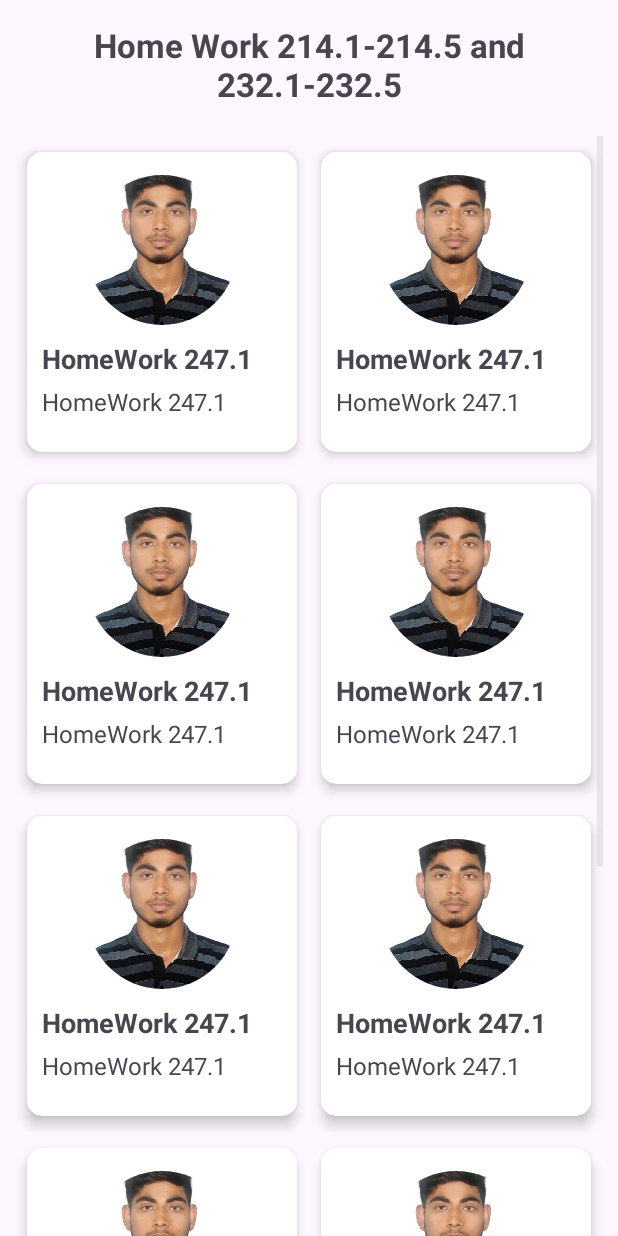
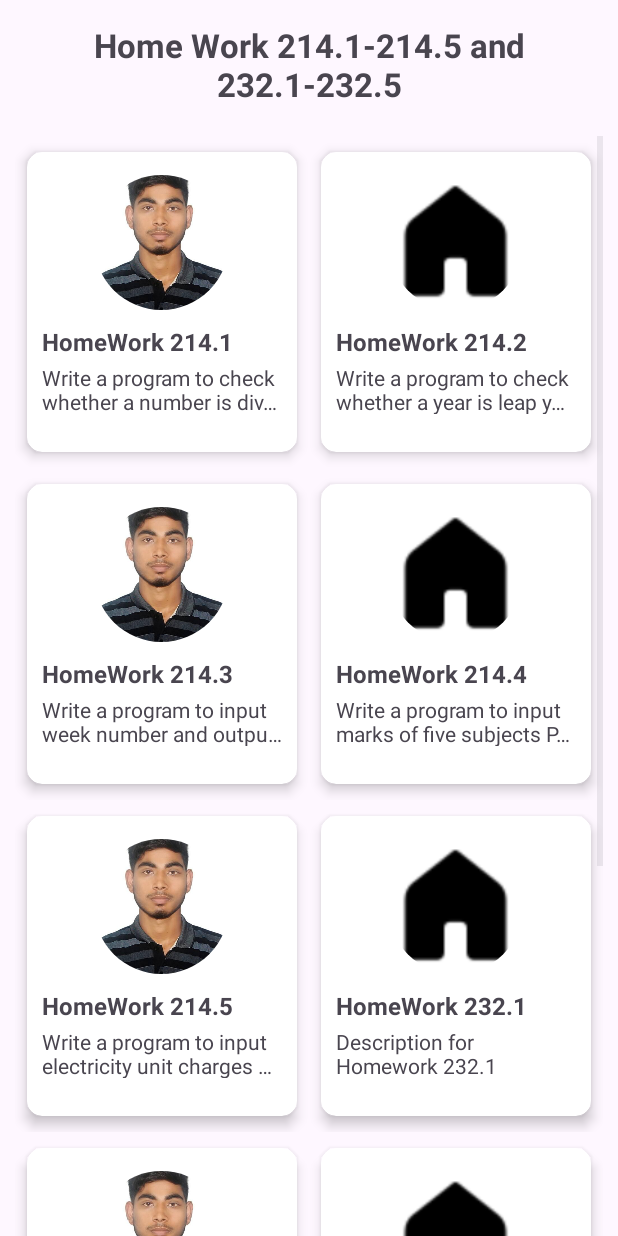
Before and after one commit to 27mdshaonali/HomeWork_247_1to247_3, an Android app: the TenHomeWorks screen opened directly, with no data from a screen before it, on a phone screen of 412 x 824 dp. Run offline under Robolectric (Android 15) with nearby library versions, the phone set to English and light mode, and no system bars; plain views replace RoundedImageView.

Commit message:
Project has Updated

```diff
--- a/app/src/main/AndroidManifest.xml
+++ b/app/src/main/AndroidManifest.xml
@@ -16,6 +16,9 @@
         android:supportsRtl="true"
         android:theme="@style/Theme.HomeWork247_1To247_3"
         tools:targetApi="31">
+        <activity
+            android:name=".HomeWork214_1"
+            android:exported="false" />
         <activity
             android:name=".EmergencyHelpApp"
             android:exported="false" />
--- a/app/src/main/java/com/example/homework247_1to247_3/TenHomeWorks.java
+++ b/app/src/main/java/com/example/homework247_1to247_3/TenHomeWorks.java
@@ -52,31 +52,31 @@
         HashMap<String, String> item1 = new HashMap<>();
         item1.put("image", String.valueOf(R.drawable.shaon));
         item1.put("title", "HomeWork 214.1");
-        item1.put("subtitle", "Description for Homework 214.1");
+        item1.put("subtitle", "Write a program to check whether a number is divisible by 5 and 11 or not");
         arrayList.add(item1);
 
         HashMap<String, String> item2 = new HashMap<>();
         item2.put("image", String.valueOf(R.drawable.home));
         item2.put("title", "HomeWork 214.2");
-        item2.put("subtitle", "Description for Homework 214.2");
+        item2.put("subtitle", "Write a program to check whether a year is leap year or not");
         arrayList.add(item2);
 
         HashMap<String, String> item3 = new HashMap<>();
         item3.put("image", String.valueOf(R.drawable.shaon));
         item3.put("title", "HomeWork 214.3");
-        item3.put("subtitle", "Description for Homework 214.3");
+        item3.put("subtitle", "Write a program to input week number and output the week day.");
         arrayList.add(item3);
 
         HashMap<String, String> item4 = new HashMap<>();
         item4.put("image", String.valueOf(R.drawable.home));
         item4.put("title", "HomeWork 214.4");
-        item4.put("subtitle", "Description for Homework 214.4");
+        item4.put("subtitle", "Write a program to input marks of five subjects Physics, Chemistry, Biology, Mathematics and Computer");
         arrayList.add(item4);
 
         HashMap<String, String> item5 = new HashMap<>();
         item5.put("image", String.valueOf(R.drawable.shaon));
         item5.put("title", "HomeWork 214.5");
-        item5.put("subtitle", "Description for Homework 214.5");
+        item5.put("subtitle", "Write a program to input electricity unit charges and calculate total electricity bill");
         arrayList.add(item5);
 
         HashMap<String, String> item6 = new HashMap<>();
@@ -140,11 +140,15 @@
             TextView tenHomeWorkTitle = myView.findViewById(R.id.homeWorkTitle);
             TextView tenHomeWorkSubtitle = myView.findViewById(R.id.homeWorkSubtitle);
 
+            tenItemImage.setImageResource(Integer.parseInt(arrayList.get(i).get("image")));
+            tenHomeWorkTitle.setText(arrayList.get(i).get("title"));
+            tenHomeWorkSubtitle.setText(arrayList.get(i).get("subtitle"));
+
             cardItemView.setOnClickListener(v -> {
 
-                tenItemImage.setImageResource(Integer.parseInt(arrayList.get(i).get("image")));
-                tenHomeWorkTitle.setText(arrayList.get(i).get("title"));
-                tenHomeWorkSubtitle.setText(arrayList.get(i).get("subtitle"));
+//                tenItemImage.setImageResource(Integer.parseInt(arrayList.get(i).get("image")));
+//                tenHomeWorkTitle.setText(arrayList.get(i).get("title"));
+//                tenHomeWorkSubtitle.setText(arrayList.get(i).get("subtitle"));
 
             });
 
--- a/app/src/main/res/layout/ten_items.xml
+++ b/app/src/main/res/layout/ten_items.xml
@@ -24,8 +24,8 @@
 
             <com.makeramen.roundedimageview.RoundedImageView
                 android:id="@+id/itemImage"
-                android:layout_width="100dp"
-                android:layout_height="100dp"
+                android:layout_width="90dp"
+                android:layout_height="90dp"
                 android:layout_gravity="center"
                 android:scaleType="fitXY"
                 android:src="@drawable/shaon"
@@ -49,8 +49,8 @@
                     android:ellipsize="end"
                     android:gravity="start"
                     android:maxLines="2"
-                    android:text="HomeWork 247.1"
-                    android:textSize="18sp"
+                    android:text="HomeWork 214.1"
+                    android:textSize="16sp"
                     android:textStyle="bold"
                     tools:ignore="HardcodedText" />
 
@@ -59,13 +59,13 @@
                     android:layout_width="wrap_content"
                     android:layout_height="wrap_content"
                     android:layout_gravity="start"
-                    android:layout_marginTop="5dp"
+                    android:layout_marginTop="3dp"
                     android:elevation="1dp"
                     android:ellipsize="end"
                     android:gravity="start"
-                    android:maxLines="3"
-                    android:text="HomeWork 247.1"
-                    android:textSize="16sp"
+                    android:maxLines="2"
+                    android:text="Write a program to check whether a number is divisible by 5 and 11 or not"
+                    android:textSize="14sp"
                     android:textStyle="normal"
                     tools:ignore="HardcodedText" />
 
```
Also changed, not shown: app/src/main/java/com/example/homework247_1to247_3/HomeWork214_1.java (added, +24 -0 lines), app/src/main/res/layout/activity_home_work2141.xml (added, +10 -0 lines).
